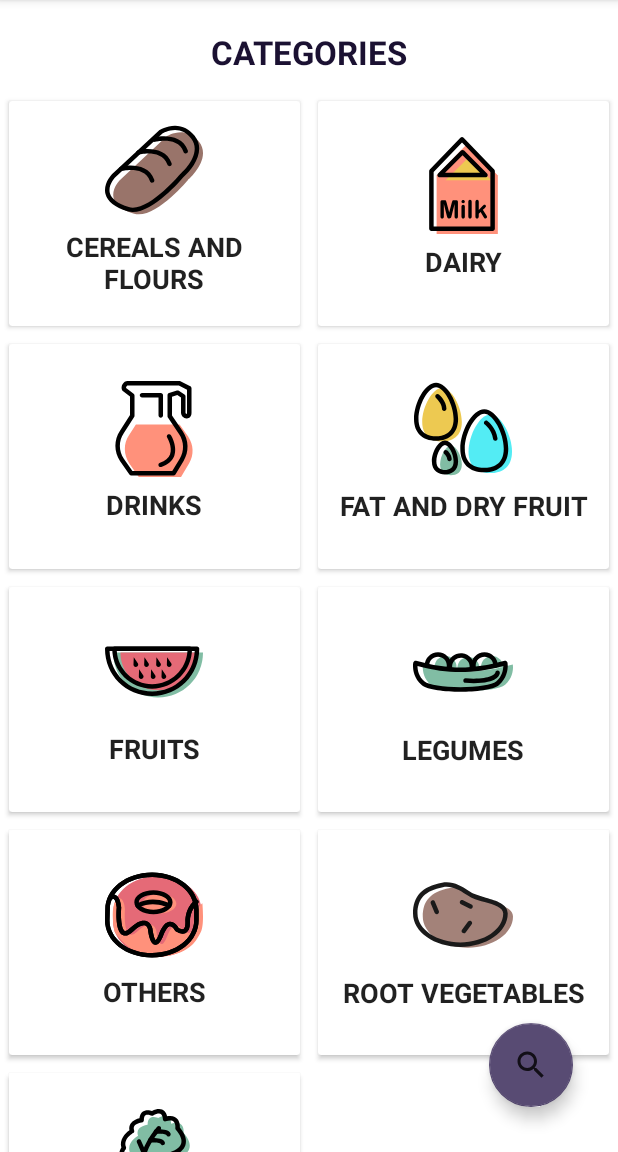
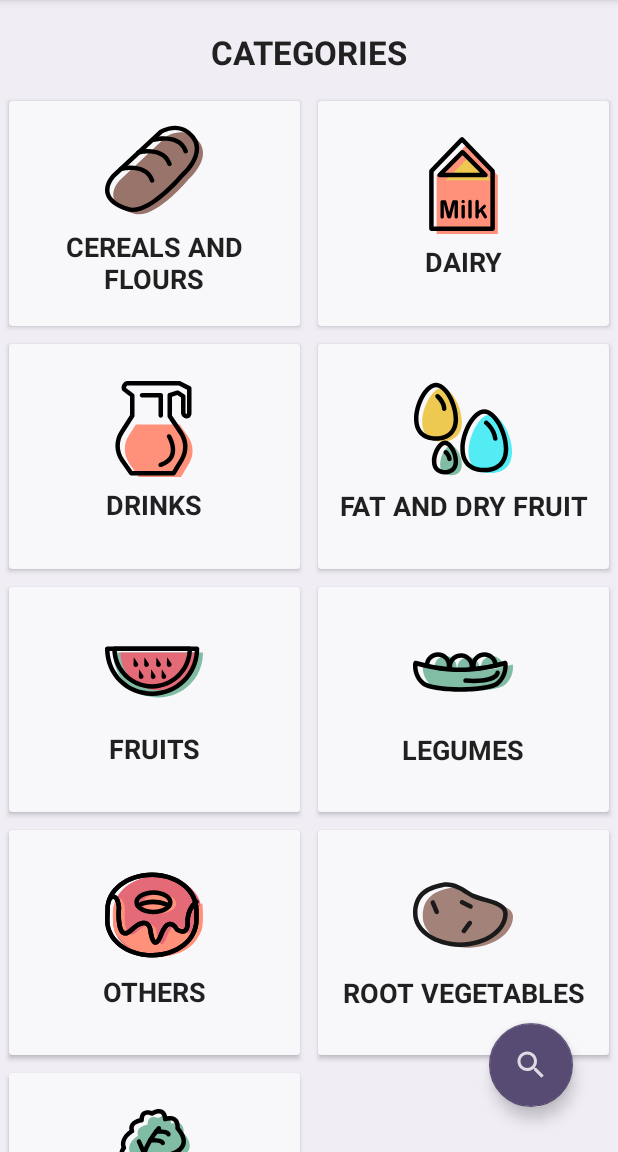
Before and after one commit to Bearm91/glyndex, an Android app: the MainActivity screen opened directly, with no data from a screen before it, on a phone screen of 412 x 824 dp, the part 84-1236 px from its top. Run offline under Robolectric (Android 15) with nearby library versions, the light colour scheme and no system bars; our stand-ins replace Room's generated code.

Commit message:
Color coherence

```diff
--- a/app/src/main/java/com/bearm/glyndex/adapters/DetailsAdapter.java
+++ b/app/src/main/java/com/bearm/glyndex/adapters/DetailsAdapter.java
@@ -55,7 +55,7 @@ public class DetailsAdapter extends RecyclerView.Adapter<DetailsAdapter.ViewHold
                 String.valueOf(currentMeasurement.getChRationPerMeasurement() * 10)));
 
         if (position % 2 == 0) {
-            holder.linearLayout.setBackgroundColor(context.getColor(R.color.colorItemBackground));
+            holder.linearLayout.setBackgroundColor(context.getColor(R.color.surface));
         } else {
             holder.linearLayout.setBackgroundColor(context.getColor(R.color.colorMeasurementBackground));
         }
--- a/app/src/main/res/drawable-anydpi/ic_action_search_white.xml
+++ b/app/src/main/res/drawable-anydpi/ic_action_search_white.xml
@@ -3,9 +3,8 @@
     android:height="24dp"
     android:viewportWidth="24"
     android:viewportHeight="24"
-    android:tint="#FFFFFF"
     android:alpha="0.8">
   <path
-      android:fillColor="@color/colorIcon"
+      android:fillColor="@color/surface"
       android:pathData="M15.5,14h-0.79l-0.28,-0.27C15.41,12.59 16,11.11 16,9.5 16,5.91 13.09,3 9.5,3S3,5.91 3,9.5 5.91,16 9.5,16c1.61,0 3.09,-0.59 4.23,-1.57l0.27,0.28v0.79l5,4.99L20.49,19l-4.99,-5zM9.5,14C7.01,14 5,11.99 5,9.5S7.01,5 9.5,5 14,7.01 14,9.5 11.99,14 9.5,14z"/>
 </vector>
--- a/app/src/main/res/drawable-anydpi/ic_gi.xml
+++ b/app/src/main/res/drawable-anydpi/ic_gi.xml
@@ -3,9 +3,9 @@
     android:height="24dp"
     android:viewportWidth="24"
     android:viewportHeight="24"
-    android:tint="#070707"
+    android:tint="@color/onSurface"
     android:alpha="0.8">
   <path
-      android:fillColor="@color/colorIconAddDialog"
+      android:fillColor="@color/onSurface"
       android:pathData="M10,20h4L14,4h-4v16zM4,20h4v-8L4,12v8zM16,9v11h4L20,9h-4z"/>
 </vector>
--- a/app/src/main/res/drawable/ic_search.xml
+++ b/app/src/main/res/drawable/ic_search.xml
@@ -1,5 +1,5 @@
-<vector android:height="24dp" android:tint="#FFFFFF"
+<vector android:height="24dp" android:tint="@color/onPrimary"
     android:viewportHeight="24" android:viewportWidth="24"
     android:width="24dp" xmlns:android="http://schemas.android.com/apk/res/android">
-    <path android:fillColor="@android:color/white" android:pathData="M15.5,14h-0.79l-0.28,-0.27C15.41,12.59 16,11.11 16,9.5 16,5.91 13.09,3 9.5,3S3,5.91 3,9.5 5.91,16 9.5,16c1.61,0 3.09,-0.59 4.23,-1.57l0.27,0.28v0.79l5,4.99L20.49,19l-4.99,-5zM9.5,14C7.01,14 5,11.99 5,9.5S7.01,5 9.5,5 14,7.01 14,9.5 11.99,14 9.5,14z"/>
+    <path android:fillColor="@color/onPrimary" android:pathData="M15.5,14h-0.79l-0.28,-0.27C15.41,12.59 16,11.11 16,9.5 16,5.91 13.09,3 9.5,3S3,5.91 3,9.5 5.91,16 9.5,16c1.61,0 3.09,-0.59 4.23,-1.57l0.27,0.28v0.79l5,4.99L20.49,19l-4.99,-5zM9.5,14C7.01,14 5,11.99 5,9.5S7.01,5 9.5,5 14,7.01 14,9.5 11.99,14 9.5,14z"/>
 </vector>
--- a/app/src/main/res/layout-large/activity_main.xml
+++ b/app/src/main/res/layout-large/activity_main.xml
@@ -4,8 +4,8 @@
     xmlns:tools="http://schemas.android.com/tools"
     android:layout_width="match_parent"
     android:layout_height="match_parent"
-    xmlns:tool="http://schemas.android.com/tools"
-    tools:context=".MainActivity">
+    tools:context=".MainActivity"
+    android:background="@color/colorAppBackground">
 
     <com.google.android.material.appbar.AppBarLayout
         android:id="@+id/appBarLayout"
@@ -55,6 +55,7 @@
         app:layout_constraintEnd_toEndOf="parent"
         app:srcCompat="@drawable/ic_action_search_white"
         app:fabCustomSize="80dp"
+        app:tint="@color/onPrimary"
         app:backgroundTint="@color/accent"/>
 
 
--- a/app/src/main/res/layout-large/category_list_item.xml
+++ b/app/src/main/res/layout-large/category_list_item.xml
@@ -10,7 +10,7 @@
         android:layout_width="match_parent"
         android:layout_height="150dp"
         android:layout_margin="6dp"
-        android:backgroundTint="@color/colorItemBackground">
+        android:backgroundTint="@color/surface">
 
         <LinearLayout
             android:layout_width="match_parent"
--- a/app/src/main/res/layout-large/content_details.xml
+++ b/app/src/main/res/layout-large/content_details.xml
@@ -23,7 +23,7 @@
                 android:layout_width="match_parent"
                 android:layout_height="wrap_content"
                 android:layout_margin="6dp"
-                android:backgroundTint="@color/colorItemBackground">
+                android:backgroundTint="@color/surface">
 
                 <TextView
                     android:id="@+id/tv_food_name"
@@ -38,7 +38,7 @@
                 android:layout_width="match_parent"
                 android:layout_height="wrap_content"
                 android:layout_margin="10dp"
-                android:backgroundTint="@color/colorItemBackground">
+                android:backgroundTint="@color/surface">
 
                 <LinearLayout
                     android:layout_width="match_parent"
--- a/app/src/main/res/layout-large/food_list_item.xml
+++ b/app/src/main/res/layout-large/food_list_item.xml
@@ -11,7 +11,7 @@
         android:layout_width="match_parent"
         android:layout_height="wrap_content"
         android:layout_margin="4dp"
-        android:backgroundTint="@color/colorItemBackground">
+        android:backgroundTint="@color/surface">
 
         <LinearLayout
             android:layout_width="match_parent"
--- a/app/src/main/res/layout/activity_main.xml
+++ b/app/src/main/res/layout/activity_main.xml
@@ -5,7 +5,8 @@
     android:layout_width="match_parent"
     android:layout_height="match_parent"
     xmlns:tool="http://schemas.android.com/tools"
-    tools:context=".MainActivity">
+    tools:context=".MainActivity"
+    android:background="@color/colorAppBackground">
 
     <com.google.android.material.appbar.AppBarLayout
         android:id="@+id/appBarLayout"
@@ -52,6 +53,7 @@
         app:layout_constraintEnd_toEndOf="parent"
         app:srcCompat="@drawable/ic_action_search_white"
         android:contentDescription="@string/search_button_content_description"
+        app:tint="@color/onPrimary"
         app:backgroundTint="@color/accent"/>
 
 </androidx.constraintlayout.widget.ConstraintLayout>
--- a/app/src/main/res/layout/category_list_item.xml
+++ b/app/src/main/res/layout/category_list_item.xml
@@ -10,7 +10,7 @@
         android:layout_width="match_parent"
         android:layout_height="150dp"
         android:layout_margin="6dp"
-        android:backgroundTint="@color/colorItemBackground">
+        android:backgroundTint="@color/surface">
 
         <LinearLayout
             android:layout_width="match_parent"
--- a/app/src/main/res/layout/content_details.xml
+++ b/app/src/main/res/layout/content_details.xml
@@ -23,7 +23,7 @@
                 android:layout_width="match_parent"
                 android:layout_height="wrap_content"
                 android:layout_margin="6dp"
-                android:backgroundTint="@color/colorItemBackground">
+                android:backgroundTint="@color/surface">
 
                 <TextView
                     android:id="@+id/tv_food_name"
@@ -38,7 +38,7 @@
                 android:layout_width="match_parent"
                 android:layout_height="wrap_content"
                 android:layout_margin="6dp"
-                android:backgroundTint="@color/colorItemBackground">
+                android:backgroundTint="@color/surface">
 
                 <LinearLayout
                     android:layout_width="match_parent"
--- a/app/src/main/res/layout/food_list_item.xml
+++ b/app/src/main/res/layout/food_list_item.xml
@@ -11,7 +11,7 @@
         android:layout_width="match_parent"
         android:layout_height="wrap_content"
         android:layout_margin="4dp"
-        android:backgroundTint="@color/colorItemBackground">
+        android:backgroundTint="@color/surface">
 
         <LinearLayout
             android:layout_width="match_parent"
--- a/app/src/main/res/values-night/colors.xml
+++ b/app/src/main/res/values-night/colors.xml
@@ -1,23 +1,22 @@
 <?xml version="1.0" encoding="utf-8"?>
 <resources>
-    <color name="primary">#7D3CB5</color>
-    <color name="primaryDark">#2C1E4A</color>
+    <color name="primary">#48396A</color>
+    <color name="primaryDark">#504768</color>
     <color name="primaryLight">#3D2F60</color>
     <color name="accent">#6A5595</color>
-    <color name="surface">#221739</color>
-    <color name="onPrimary">#E8E2F2</color>
+    <color name="onPrimary">#E0E0E0</color>
 
-    <color name="colorAppBackground">#1B1132</color>
-    <color name="colorItemBackground">@color/colorAppBackground</color>
-    <color name="onSurface">#221739</color>
-    <color name="surfaceDark">#221739</color>
+    <color name="colorAppBackground">#1E2128</color>
+    <color name="surface">#272B33</color>
+    <color name="onSurface">#DEDCE5</color>
+    <color name="surfaceDark">#2D2443</color>
     <color name="onSurfaceDark">#D1CBE5</color>
 
-    <color name="colorGreen">#88C787</color>
-    <color name="colorYellow">#E8D58F</color>
-    <color name="colorRed">#D97C6B</color>
+    <color name="colorGreen">#5C9B5B</color>
+    <color name="colorYellow">#B89F4C</color>
+    <color name="colorRed">#753A30</color>
+    <color name="colorGray">#606060</color>
 
-    <color name="colorGray">#7B708A</color>
     <color name="colorLightBlue">#358FAB</color>
 
     <color name="colorWhite">#FFFFFF</color>
--- a/app/src/main/res/values/colors.xml
+++ b/app/src/main/res/values/colors.xml
@@ -4,20 +4,20 @@
     <color name="primaryDark">#1B1132</color>
     <color name="primaryLight">#48396A</color>
     <color name="accent">#584B73</color>
-    <color name="surface">#1B1132</color>
+    <color name="onPrimary">#FFFFFF</color>
+
+    <color name="surface">#F8F7FA</color>
     <color name="surfaceDark">#E8E2F2</color>
     <color name="onSurface">#1B1132</color>
-    <color name="onPrimary">#FFFFFF</color>
-    <color name="colorItemBackground">@color/colorWhite</color>
-    <color name="colorAppBackground">#E8E2F2</color>
-    <color name="onSurfaceDark">@color/primaryDark</color>
+    <color name="onSurfaceDark">#212121</color>
+
+    <color name="colorAppBackground">#F0EDF5</color>
 
     <color name="colorGreen">#66AD65</color>
     <color name="colorYellow">#D4B85F</color>
     <color name="colorRed">#B35242</color>
+    <color name="colorGray">#7B708A</color>
 
-
-    <color name="colorGray">#7B708A</color>
     <color name="colorLightGray">#f1f2f4</color>
     <color name="colorLightBlue">@color/accent</color>
 
@@ -39,7 +39,7 @@
     <color name="colorIGListText">@color/colorWhite</color>
     <color name="colorMeasurement">@color/surface</color>
     <color name="colorLinks">@color/colorLightBlue</color>
-    <color name="primaryTextButtonColor">@color/colorItemBackground</color>
+    <color name="primaryTextButtonColor">@color/surface</color>
     <color name="secondaryTextButtonColor">@color/primary</color>
     <color name="colorMeasurementBackground">@color/colorAppBackground</color>
 
--- a/app/src/main/res/values/styles.xml
+++ b/app/src/main/res/values/styles.xml
@@ -195,15 +195,15 @@
 
 
     <style name="myAbout" parent= "ThemeOverlay.MaterialComponents.Dialog.Alert">
-        <item name="android:colorAccent">@color/accent</item>
-        <item name="android:background">@color/colorAppBackground</item>
+        <item name="android:background">@color/surface</item>
+        <item name="android:colorAccent">@color/onSurface</item>
     </style>
 
     <style name="GIInfoTitle" parent="GIInfo">
         <item name="android:textSize">22sp</item>
         <item name="android:padding">6dp</item>
         <item name="android:textStyle">bold</item>
-        <item name="android:textColor">@color/colorTitle</item>
+        <item name="android:textColor">@color/onSurface</item>
     </style>
 
     <style name="GIInfoTitleLarge" parent="GIInfoTitle">
@@ -251,7 +251,7 @@
 
     <style name="myPrimaryButton" parent="myButton">
         <item name="android:backgroundTint">@color/primary</item>
-        <item name="android:textColor">@color/onSurface</item>
+        <item name="android:textColor">@color/onPrimary</item>
         <item name="android:layout_height">50dp</item>
     </style>
 
@@ -259,8 +259,8 @@
         <item name="android:textStyle">italic</item>
         <item name="android:textAllCaps">false</item>
         <item name="android:textSize">18sp</item>
-        <item name="android:backgroundTint">@color/surface</item>
-        <item name="android:textColor">@color/onSurfaceDark</item>
+        <item name="android:backgroundTint">@color/primary</item>
+        <item name="android:textColor">@color/onPrimary</item>
     </style>
 
     <style name="myAddButtonLarge" parent="myAddButton">
@@ -279,7 +279,7 @@
     <style name="myFormEditText" parent="@style/Widget.MaterialComponents.TextInputLayout.OutlinedBox">
         <item name="hintTextColor">@color/colorGray</item>
         <item name="boxStrokeColor">@color/accent</item>
-        <item name="android:backgroundTint">@color/colorAppBackground</item>
+        <item name="android:backgroundTint">@color/surface</item>
     </style>
 
     <style name="myFormEditTextLarge" parent="myFormEditText">
```
